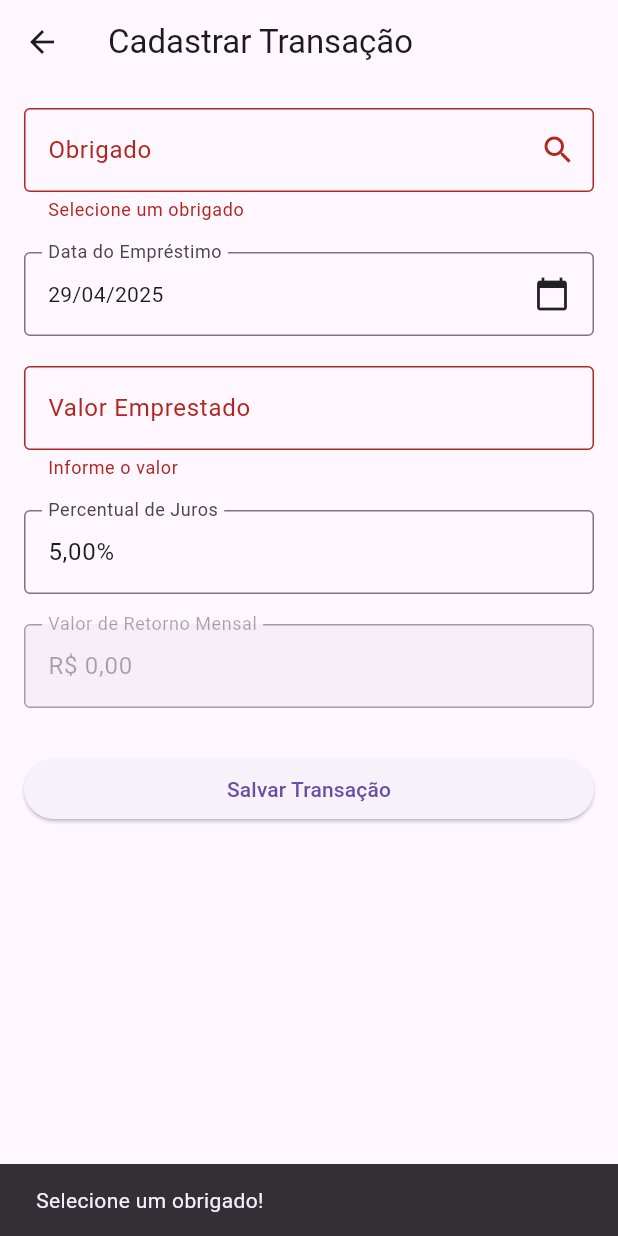
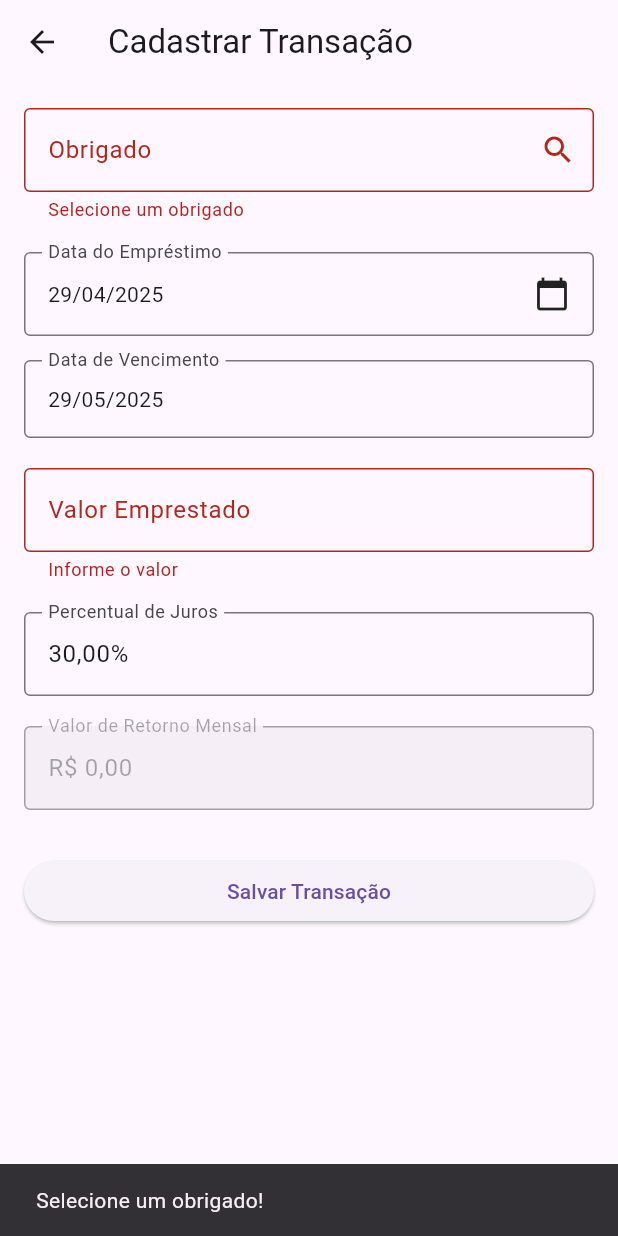
Before and after one commit to filipedrisostes/emprestimos, a Flutter app: the CadastroTransacaoScreen screen opened directly, after a tap on "Salvar Transação", on a phone screen of 412 x 824 dp. Run offline on Flutter 3.47's test engine with Material 3 defaults, Android fonts, the phone set to English and light mode, and no system bars; our stand-ins replace flutter_contacts, mask_text_input_formatter, permission_handler, shared_preferences, sqflite, syncfusion_flutter_charts; accounts and stored records are empty.

Commit message:
Acrescimo da data de vencimento e outros acertos

```diff
--- /dev/null
+++ b/devtools_options.yaml
@@ -0,0 +1,3 @@
+description: This file stores settings for Dart & Flutter DevTools.
+documentation: https://docs.flutter.dev/tools/devtools/extensions#configure-extension-enablement-states
+extensions:
--- a/lib/configuracao_service.dart
+++ b/lib/configuracao_service.dart
@@ -2,14 +2,31 @@ import 'package:shared_preferences/shared_preferences.dart';
 
 class ConfiguracaoService {
   static const _jurosPadraoKey = 'juros_padrao';
+  static const _diasVencimentoPadraoKey = 'dias_vencimento_padrao'; // ✅ Novo campo para dias vencimento
 
+  // Retorna o valor padrão de juros salvo
   static Future<double> getJurosPadrao() async {
     final prefs = await SharedPreferences.getInstance();
-    return prefs.getDouble(_jurosPadraoKey) ?? 5.0; // Valor padrão 5%
+    return prefs.getDouble(_jurosPadraoKey) ?? 30.0; // 5% como padrão
   }
 
+  // Atualiza o valor de juros padrão
   static Future<void> setJurosPadrao(double valor) async {
     final prefs = await SharedPreferences.getInstance();
     await prefs.setDouble(_jurosPadraoKey, valor);
   }
+
+  // ✅ Novo método: Retorna dias de vencimento padrão (default 30)
+  static Future<int> getDiasVencimentoPadrao() async {
+    final prefs = await SharedPreferences.getInstance();
+    final dias = prefs.getInt(_diasVencimentoPadraoKey);
+    return dias ?? 30; // ✅ Se não tiver valor salvo, assume 30 dias
+  }
+
+
+  // ✅ Novo método: Atualiza dias de vencimento padrão
+  static Future<void> setDiasVencimentoPadrao(int dias) async {
+    final prefs = await SharedPreferences.getInstance();
+    await prefs.setInt(_diasVencimentoPadraoKey, dias);
+  }
 }
--- a/lib/models/obrigado.dart
+++ b/lib/models/obrigado.dart
@@ -2,11 +2,13 @@ class Obrigado {
   final int? id;
   final String nome;
   final String zap;
+  final String? mensagemPersonalizada; // ✅ Novo campo opcional para mensagem personalizada
 
   Obrigado({
     this.id,
     required this.nome,
     required this.zap,
+    this.mensagemPersonalizada,
   });
 
   Map<String, dynamic> toMap() {
@@ -14,6 +16,7 @@ class Obrigado {
       'id': id,
       'nome': nome,
       'zap': zap,
+      'mensagemPersonalizada': mensagemPersonalizada, // ✅ Adicionado aqui também
     };
   }
 
@@ -22,6 +25,7 @@ class Obrigado {
       id: map['id'],
       nome: map['nome'],
       zap: map['zap'],
+      mensagemPersonalizada: map['mensagemPersonalizada'], // ✅ Carregar o novo campo
     );
   }
 }
--- a/lib/screens/cadastro_transacao_screen.dart
+++ b/lib/screens/cadastro_transacao_screen.dart
@@ -27,6 +27,9 @@ class _CadastroTransacaoScreenState extends State<CadastroTransacaoScreen> {
   final _dbHelper = DatabaseHelper.instance;
   late TransacaoDao _transacaoDao;
   late ObrigadoDao _obrigadoDao;
+  DateTime? _dataVencimento; // ✅ Nova variável para vencimento
+  int _diasVencimentoPadrao = 30; // ✅ Dias de vencimento padrão
+
 
   List<Obrigado> _obrigados = [];
   Obrigado? _selectedObrigado;
@@ -47,6 +50,7 @@ class _CadastroTransacaoScreenState extends State<CadastroTransacaoScreen> {
   @override
   void initState() {
     super.initState();
+    _carregarDiasVencimentoPadrao(); // ✅ Carrega os dias padrão
     _transacaoDao = TransacaoDao(_dbHelper);
     _obrigadoDao = ObrigadoDao(_dbHelper);
     _carregarObrigados();
@@ -59,6 +63,13 @@ class _CadastroTransacaoScreenState extends State<CadastroTransacaoScreen> {
     } else {
       _jurosController.text = '0,00%';
     }
+  }
+
+  Future<void> _carregarDiasVencimentoPadrao() async {
+    _diasVencimentoPadrao = await ConfiguracaoService.getDiasVencimentoPadrao();
+    setState(() {
+      _dataVencimento = _dataEmprestimo.add(Duration(days: _diasVencimentoPadrao));
+    });
   }
 
   Future<void> _carregarObrigados() async {
@@ -132,9 +143,10 @@ class _CadastroTransacaoScreenState extends State<CadastroTransacaoScreen> {
   Future<void> _salvarTransacao() async {
     if (_formKey.currentState!.validate() && _selectedObrigado != null) {
       final transacao = Transacao(
-        id: _isEditing ? widget.transacao!.id : null,
+        id: widget.transacao!.id,
         idObrigado: _selectedObrigado!.id!,
         dataEmprestimo: _dataEmprestimo,
+        dataVencimento: _dataVencimento, // ✅ Salva o vencimento
         valorEmprestado: _extrairValorNumerico(_valorController.text),
         percentualJuros: _extrairValorNumerico(_jurosController.text),
         retorno: _extrairValorNumerico(_retornoController.text),
@@ -270,6 +282,34 @@ class _CadastroTransacaoScreenState extends State<CadastroTransacaoScreen> {
                     ),
                   ),
                 ),
+                const SizedBox(height: 16),
+                // ✅ Novo campo para Data de Vencimento
+                InkWell(
+                  onTap: () async {
+                    final picked = await showDatePicker(
+                      context: context,
+                      initialDate: _dataVencimento ?? _dataEmprestimo,
+                      firstDate: DateTime(2000),
+                      lastDate: DateTime(2100),
+                    );
+                    if (picked != null) {
+                      setState(() {
+                        _dataVencimento = picked;
+                      });
+                    }
+                  },
+                  child: InputDecorator(
+                    decoration: const InputDecoration(
+                      labelText: 'Data de Vencimento',
+                      border: OutlineInputBorder(),
+                    ),
+                    child: Text(
+                      _dataVencimento != null
+                          ? DateFormat('dd/MM/yyyy').format(_dataVencimento!)
+                          : 'Selecione uma data',
+                    ),
+                  ),
+                ),
                 const SizedBox(height: 20),
                 // Valor emprestado com máscara
                 TextFormField(
```
Also changed, not shown: lib/dao/transacao_dao.dart (+3 -4 lines), lib/database_helper.dart (+22 -1 lines), lib/models/transacao.dart (+20 -12 lines), lib/screens/cadastro_obrigado_screen.dart (+9 -1 lines), lib/screens/home_screen.dart (+72 -4 lines).
